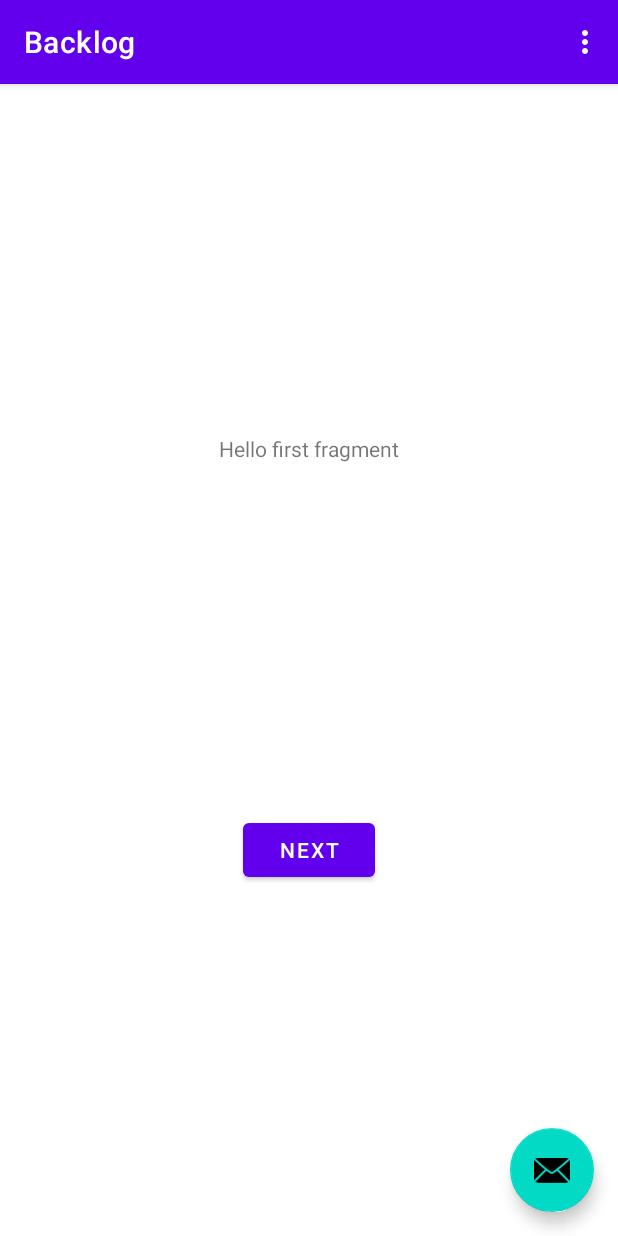
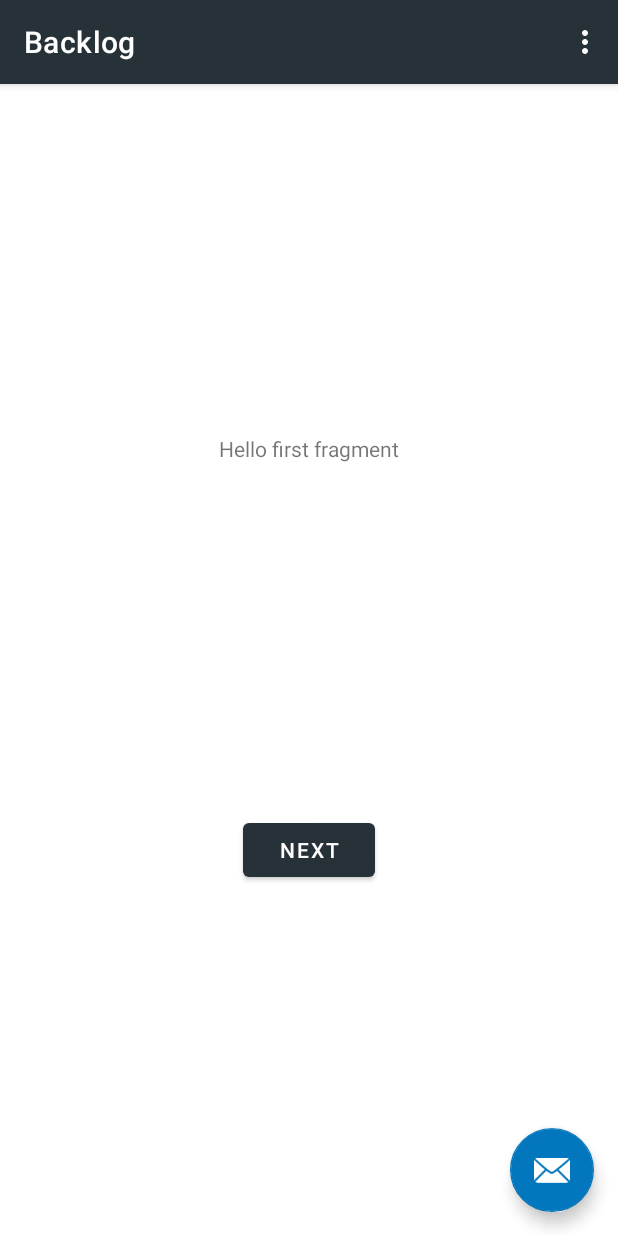
Before and after one commit to ruideraj/Backlog, an Android app: the screen it shows after launch (MainActivity), on a phone screen of 412 x 824 dp. Run offline under Robolectric (Android 15) with nearby library versions, the phone set to English and light mode, and no system bars.

Commit message:
Remove the 'the' from folder name Added app colors

```diff
--- a/app/src/main/res/values/colors.xml
+++ b/app/src/main/res/values/colors.xml
@@ -5,6 +5,13 @@
     <color name="purple_700">#FF3700B3</color>
     <color name="teal_200">#FF03DAC5</color>
     <color name="teal_700">#FF018786</color>
+
+    <color name="blue_grey">#263238</color>
+    <color name="blue_grey_dark">#000A12</color>
+
+    <color name="light_blue">#0277BD</color>
+    <color name="light_blue_dark">#004C8C</color>
+
     <color name="black">#FF000000</color>
     <color name="white">#FFFFFFFF</color>
 </resources>
--- a/app/src/main/res/values/themes.xml
+++ b/app/src/main/res/values/themes.xml
@@ -2,13 +2,13 @@
     <!-- Base application theme. -->
     <style name="Theme.Backlog" parent="Theme.MaterialComponents.DayNight.DarkActionBar">
         <!-- Primary brand color. -->
-        <item name="colorPrimary">@color/purple_500</item>
-        <item name="colorPrimaryVariant">@color/purple_700</item>
+        <item name="colorPrimary">@color/blue_grey</item>
+        <item name="colorPrimaryVariant">@color/blue_grey_dark</item>
         <item name="colorOnPrimary">@color/white</item>
         <!-- Secondary brand color. -->
-        <item name="colorSecondary">@color/teal_200</item>
-        <item name="colorSecondaryVariant">@color/teal_700</item>
-        <item name="colorOnSecondary">@color/black</item>
+        <item name="colorSecondary">@color/light_blue</item>
+        <item name="colorSecondaryVariant">@color/light_blue_dark</item>
+        <item name="colorOnSecondary">@color/white</item>
         <!-- Status bar color. -->
         <item name="android:statusBarColor" tools:targetApi="l">?attr/colorPrimaryVariant</item>
         <!-- Customize your theme here. -->
```
Also changed, not shown: app/src/main/java/com/ruideraj/backlog/FirstFragment.kt (renamed from app/src/main/java/com/ruideraj/thebacklog/FirstFragment.kt), app/src/main/java/com/ruideraj/backlog/MainActivity.kt (renamed from app/src/main/java/com/ruideraj/thebacklog/MainActivity.kt), app/src/main/java/com/ruideraj/backlog/SecondFragment.kt (renamed from app/src/main/java/com/ruideraj/thebacklog/SecondFragment.kt).
